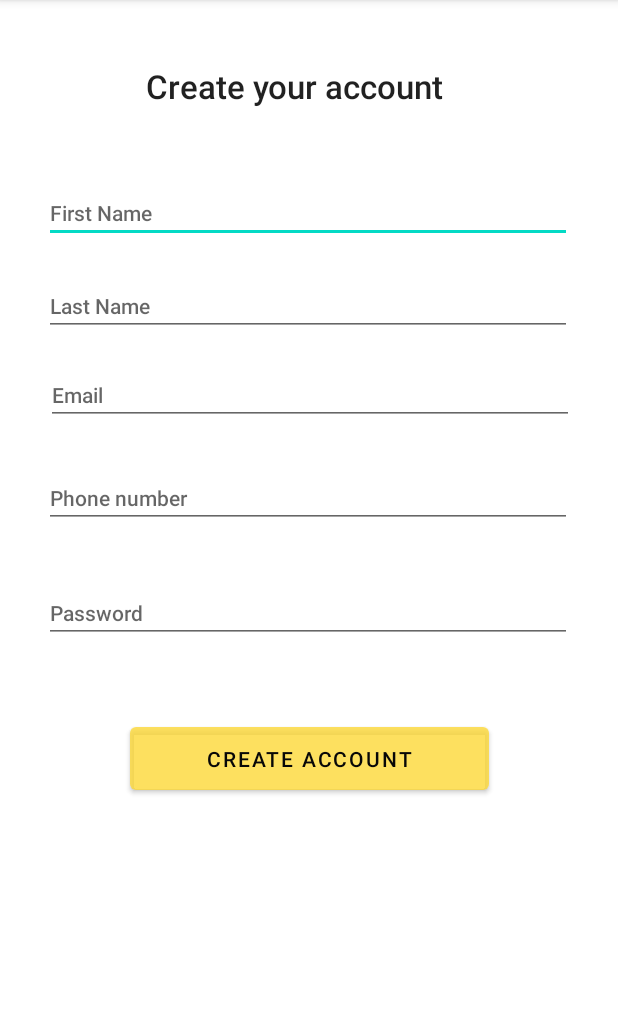
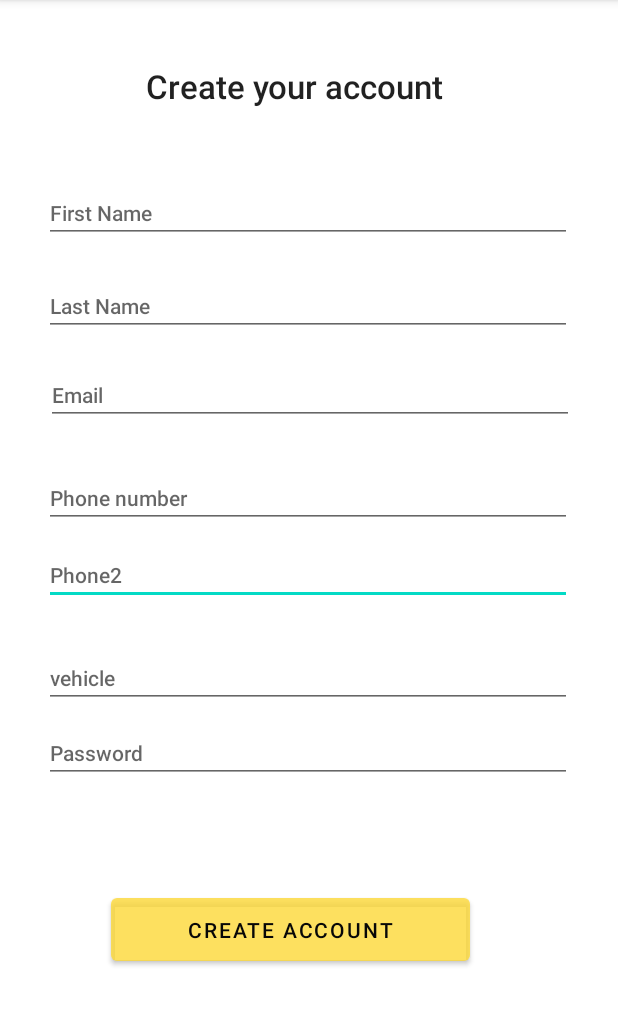
Before and after one commit to FDelivery/courier_app, an Android app: the RegisterNewCourier screen opened directly, with no data from a screen before it, on a phone screen of 412 x 824 dp, the part 84-1110 px from its top. Run offline under Robolectric (Android 15) with nearby library versions, the phone set to English and light mode, and no system bars.

Commit message:
start the register and login function

```diff
--- a/app/src/main/java/com/project/courier_app/RetrofitBase.java
+++ b/app/src/main/java/com/project/courier_app/RetrofitBase.java
@@ -8,8 +8,7 @@ import retrofit2.converter.gson.GsonConverterFactory;
 public class RetrofitBase {
 
     private static Retrofit retrofit;
-    private static RetrofitInterface retrofitInterface;
-    private static final String BASE_URL = "http://192.168.1.30:8080";
+    private static final String BASE_URL = "http://192.168.1.117:5000";
 
     private RetrofitBase() { }
     public static RetrofitInterface getRetrofitInterface()
--- a/app/src/main/java/com/project/courier_app/RetrofitInterface.java
+++ b/app/src/main/java/com/project/courier_app/RetrofitInterface.java
@@ -10,12 +10,16 @@ import retrofit2.http.Query;
 
 public interface RetrofitInterface
 {
-    @POST("/connect")
-    Call<Courier> connect(@Body HashMap<String, String> map);
+    @POST("/api/v1/auth/login/") //return token
+    Call<String> connect(@Body HashMap<String, String> map);
 
-    @POST("/register")
-    Call<Void> register(@Body HashMap<String, String> map);
+    @POST("/api/v1/auth/register/") //return userid
+    Call<String> register(@Body Courier b);
 
     @GET("/user")
     Call<Void> getUser(@Query("id") String id );
+
+    @POST("/deliveries")
+    Call<Void> insertNewDelivery(@Body Delivery d);
+
 }
--- a/app/src/main/res/layout/activity_register_new_courier.xml
+++ b/app/src/main/res/layout/activity_register_new_courier.xml
@@ -6,6 +6,36 @@
     android:layout_height="match_parent"
 
     tools:context=".RegisterNewCourier">
+
+    <EditText
+        android:id="@+id/phone2"
+        android:layout_width="352dp"
+        android:layout_height="40dp"
+        android:ems="10"
+        android:hint="Phone2"
+        android:inputType="phone"
+        android:textAppearance="@style/TextAppearance.AppCompat.Body2"
+        app:layout_constraintBottom_toBottomOf="parent"
+        app:layout_constraintEnd_toEndOf="parent"
+        app:layout_constraintHorizontal_bias="0.491"
+        app:layout_constraintStart_toStartOf="parent"
+        app:layout_constraintTop_toTopOf="parent"
+        app:layout_constraintVertical_bias="0.499" />
+
+    <EditText
+        android:id="@+id/passwordEt"
+        android:layout_width="352dp"
+        android:layout_height="40dp"
+        android:ems="10"
+        android:hint="@string/PasswordEt"
+        android:inputType="textPassword"
+        android:textAppearance="@style/TextAppearance.AppCompat.Body2"
+        app:layout_constraintBottom_toBottomOf="parent"
+        app:layout_constraintEnd_toEndOf="parent"
+        app:layout_constraintHorizontal_bias="0.491"
+        app:layout_constraintStart_toStartOf="parent"
+        app:layout_constraintTop_toTopOf="parent"
+        app:layout_constraintVertical_bias="0.662" />
 
     <EditText
         android:id="@+id/FirstName"
@@ -39,22 +69,21 @@
         app:layout_constraintVertical_bias="0.253" />
 
     <EditText
-        android:id="@+id/PasswordEt"
+        android:id="@+id/vehicle"
         android:layout_width="352dp"
         android:layout_height="40dp"
         android:ems="10"
-        android:hint="@string/PasswordEt"
-        android:inputType="textPassword"
+        android:hint="vehicle"
         android:textAppearance="@style/TextAppearance.AppCompat.Body2"
         app:layout_constraintBottom_toBottomOf="parent"
         app:layout_constraintEnd_toEndOf="parent"
         app:layout_constraintHorizontal_bias="0.491"
         app:layout_constraintStart_toStartOf="parent"
         app:layout_constraintTop_toTopOf="parent"
-        app:layout_constraintVertical_bias="0.534" />
+        app:layout_constraintVertical_bias="0.593" />
 
     <EditText
-        android:id="@+id/Phone"
+        android:id="@+id/Phone1"
         android:layout_width="352dp"
         android:layout_height="40dp"
         android:ems="10"
@@ -91,9 +120,10 @@
         app:backgroundTint="#C9FDD835"
         app:layout_constraintBottom_toBottomOf="parent"
         app:layout_constraintEnd_toEndOf="parent"
+        app:layout_constraintHorizontal_bias="0.43"
         app:layout_constraintStart_toStartOf="parent"
         app:layout_constraintTop_toTopOf="parent"
-        app:layout_constraintVertical_bias="0.67" />
+        app:layout_constraintVertical_bias="0.83" />
 
     <EditText
         android:id="@+id/EmailEt"
```
Also changed, not shown: app/src/main/java/com/project/courier_app/Courier.java (+44 -21 lines), app/src/main/java/com/project/courier_app/MainActivity.java (+15 -8 lines), app/src/main/java/com/project/courier_app/RegisterNewCourier.java (+86 -32 lines).
